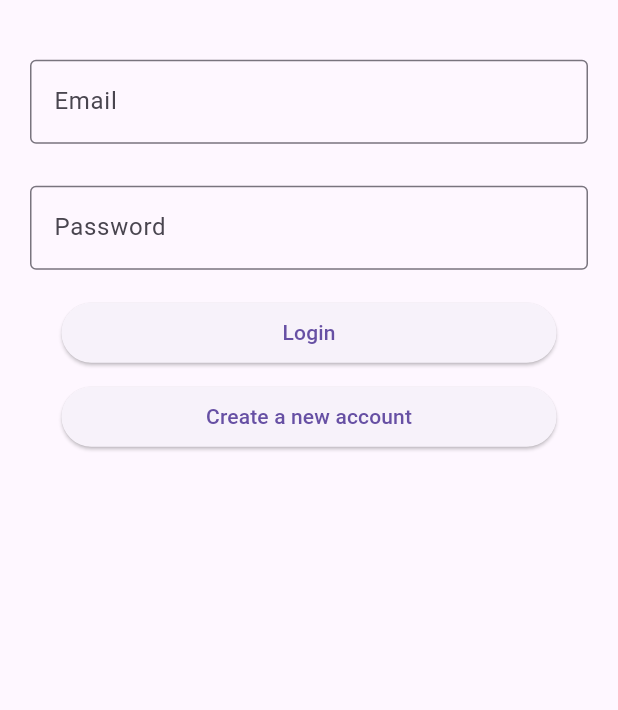
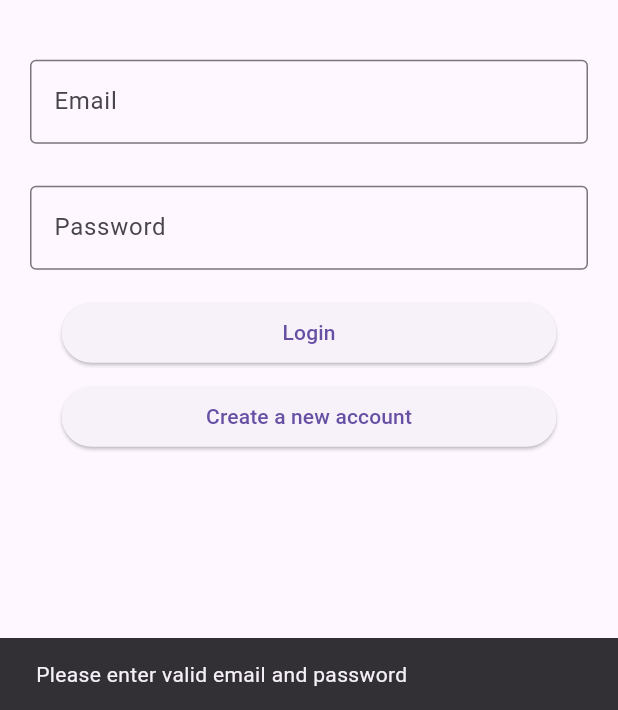
Before and after one commit to Alice2333333333/asset_guard, a Flutter app: the screen it shows after launch, after a tap on "Login", on a phone screen of 412 x 824 dp, the part 526-1236 px from its top. Run offline on Flutter 3.47's test engine with Material 3 defaults, Android fonts, the phone set to English and light mode, and no system bars; our stand-ins replace firebase_auth, firebase_core; accounts and stored records are empty; network calls fail.

Commit message:
add snackbar for login

```diff
--- a/lib/auth/login_page.dart
+++ b/lib/auth/login_page.dart
@@ -108,5 +108,13 @@ class _LoginPageState extends State<LoginPage> {
         }),
       );
     }
+    else {
+      ScaffoldMessenger.of(context).showSnackBar(
+        const SnackBar(
+          content: Text('Please enter valid email and password'),
+          duration: Duration(seconds: 2),
+        ),
+      );
+    }
   }
 }
```
